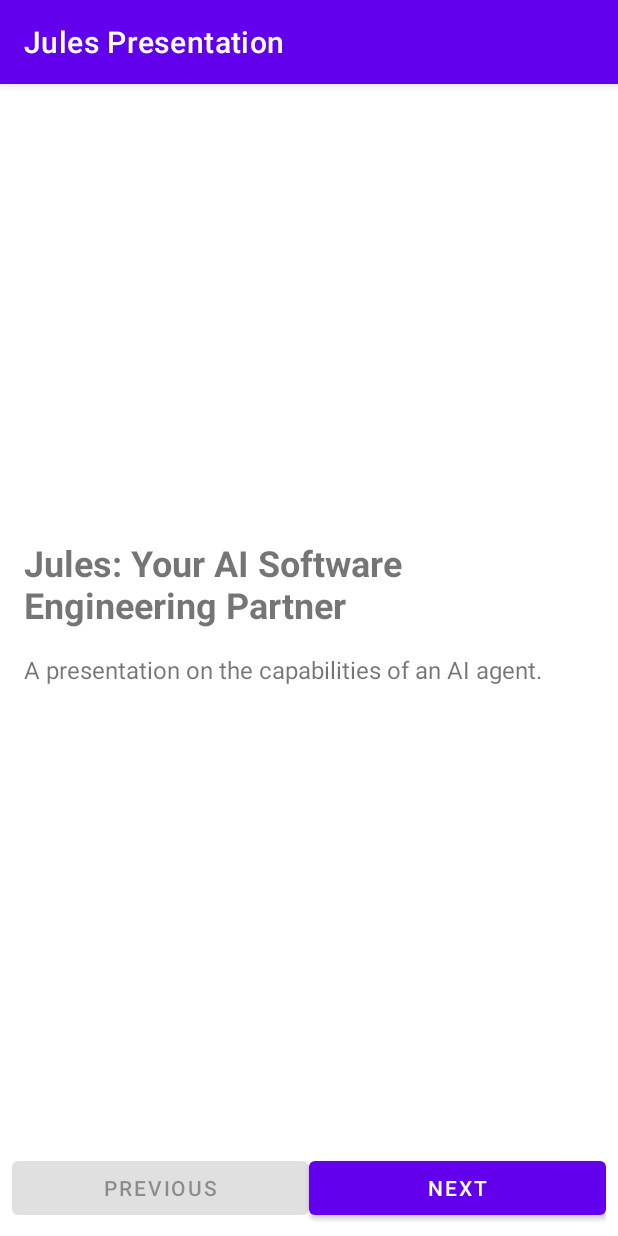
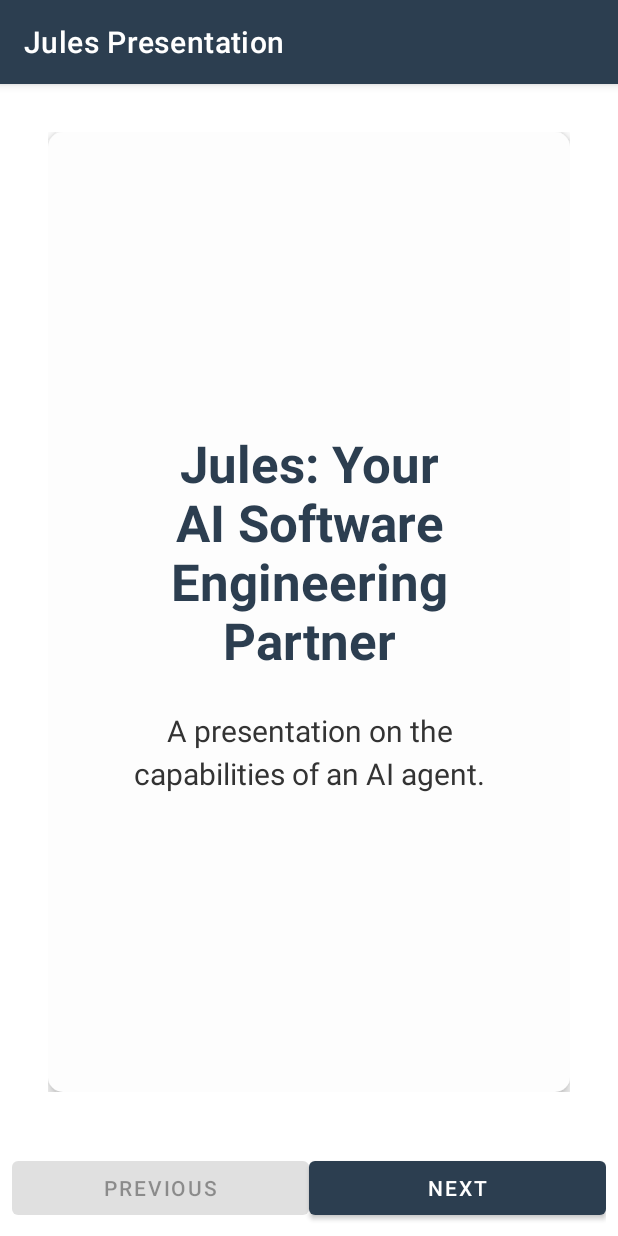
Before and after one commit to ran-su/try-jules, an Android app: the screen it shows after launch (MainActivity), on a phone screen of 412 x 824 dp. Run offline under Robolectric (Android 15) with nearby library versions, the phone set to English and light mode, and no system bars.

Commit message:
feat: Apply visual styling to the Android app

```diff
--- /dev/null
+++ b/app/src/main/res/drawable/slide_background.xml
@@ -0,0 +1,6 @@
+<?xml version="1.0" encoding="utf-8"?>
+<shape xmlns:android="http://schemas.android.com/apk/res/android"
+    android:shape="rectangle">
+    <solid android:color="@color/colorSlideBackground" />
+    <corners android:radius="10dp" />
+</shape>
--- a/app/src/main/res/layout/fragment_slide.xml
+++ b/app/src/main/res/layout/fragment_slide.xml
@@ -1,18 +1,27 @@
 <?xml version="1.0" encoding="utf-8"?>
-<LinearLayout xmlns:android="http://schemas.android.com/apk/res/android"
+<FrameLayout xmlns:android="http://schemas.android.com/apk/res/android"
     android:layout_width="match_parent"
     android:layout_height="match_parent"
+    android:padding="32dp">
+
+    <LinearLayout
+        android:layout_width="match_parent"
+        android:layout_height="match_parent"
+        android:background="@drawable/slide_background"
+        android:elevation="4dp"
+        android:gravity="center"
         android:orientation="vertical"
-    android:gravity="center"
-    android:padding="16dp">
+        android:padding="48dp">
 
         <TextView
             android:id="@+id/title_textview"
             android:layout_width="wrap_content"
             android:layout_height="wrap_content"
-        android:textSize="24sp"
-        android:textStyle="bold"
-        android:layout_marginBottom="16dp" />
+            android:layout_marginBottom="24dp"
+            android:textAlignment="center"
+            android:textColor="@color/textColorPrimary"
+            android:textSize="34sp"
+            android:textStyle="bold" />
 
         <ScrollView
             android:layout_width="match_parent"
@@ -22,8 +31,12 @@
                 android:id="@+id/content_textview"
                 android:layout_width="match_parent"
                 android:layout_height="wrap_content"
-            android:textSize="16sp" />
+                android:lineSpacingMultiplier="1.2"
+                android:textAlignment="center"
+                android:textColor="@color/textColorDefault"
+                android:textSize="20sp" />
 
         </ScrollView>
 
     </LinearLayout>
+</FrameLayout>
--- a/app/src/main/res/values/colors.xml
+++ b/app/src/main/res/values/colors.xml
@@ -1,6 +1,11 @@
 <?xml version="1.0" encoding="utf-8"?>
 <resources>
-    <color name="colorPrimary">#6200EE</color>
-    <color name="colorPrimaryDark">#3700B3</color>
-    <color name="colorAccent">#03DAC5</color>
+    <color name="colorPrimary">#2c3e50</color>
+    <color name="colorPrimaryDark">#233140</color>
+    <color name="colorAccent">#3498db</color>
+    <color name="colorButtonText">#ffffff</color>
+    <color name="colorSlideBackground">#fdfdfd</color>
+    <color name="textColorPrimary">#2c3e50</color>
+    <color name="textColorSecondary">#34495e</color>
+    <color name="textColorDefault">#333333</color>
 </resources>
```
Lines whose indentation alone changed are shown as unchanged.
